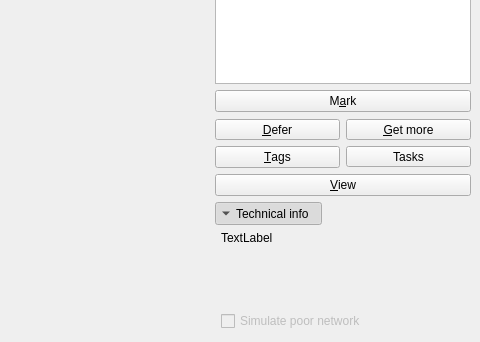
Old version of the form plomclient/client/ui_files/marker.ui in the repository plomgrading/plom-client; both pictures show x 544 to 1024 and y 426 to 768 of the 1024 by 768 pixel window.
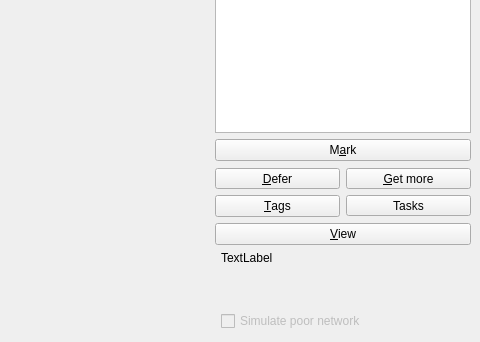
New version of the form. Custom widgets are drawn as their Qt base class.

Commit message: toggle for tech info into menu

Diff of the .ui file:
```diff
--- a/plomclient/client/ui_files/marker.ui
+++ b/plomclient/client/ui_files/marker.ui
@@ -446,59 +446,6 @@
          </layout>
         </widget>
        </item>
-       <item>
-        <widget class="QFrame" name="frameClose">
-         <layout class="QHBoxLayout" name="layoutClose">
-          <property name="leftMargin">
-           <number>0</number>
-          </property>
-          <property name="topMargin">
-           <number>0</number>
-          </property>
-          <property name="rightMargin">
-           <number>0</number>
-          </property>
-          <property name="bottomMargin">
-           <number>0</number>
-          </property>
-          <item>
-           <widget class="QToolButton" name="technicalButton">
-            <property name="text">
-             <string>Technical info</string>
-            </property>
-            <property name="checkable">
-             <bool>true</bool>
-            </property>
-            <property name="checked">
-             <bool>true</bool>
-            </property>
-            <property name="toolButtonStyle">
-             <enum>Qt::ToolButtonStyle::ToolButtonTextBesideIcon</enum>
-            </property>
-            <property name="autoRaise">
-             <bool>true</bool>
-            </property>
-            <property name="arrowType">
-             <enum>Qt::ArrowType::DownArrow</enum>
-            </property>
-           </widget>
-          </item>
-          <item>
-           <spacer name="horizontalSpacer">
-            <property name="orientation">
-             <enum>Qt::Orientation::Horizontal</enum>
-            </property>
-            <property name="sizeHint" stdset="0">
-             <size>
-              <width>0</width>
-              <height>20</height>
-             </size>
-            </property>
-           </spacer>
-          </item>
-         </layout>
-        </widget>
-       </item>
        <item>
         <widget class="QFrame" name="frameTechnical">
          <layout class="QVBoxLayout" name="verticalLayout_3">
@@ -519,6 +466,9 @@
             <property name="text">
              <string>TextLabel</string>
             </property>
+            <property name="wordWrap">
+             <bool>true</bool>
+            </property>
            </widget>
           </item>
           <item>
@@ -526,6 +476,9 @@
             <property name="text">
              <string/>
             </property>
+            <property name="wordWrap">
+             <bool>true</bool>
+            </property>
            </widget>
           </item>
           <item>
@@ -533,12 +486,8 @@
             <property name="text">
              <string/>
             </property>
-           </widget>
-          </item>
-          <item>
-           <widget class="QLabel" name="labelTech4">
-            <property name="text">
-             <string/>
+            <property name="wordWrap">
+             <bool>true</bool>
             </property>
            </widget>
           </item>
```
The commit also changes 1 other file.
